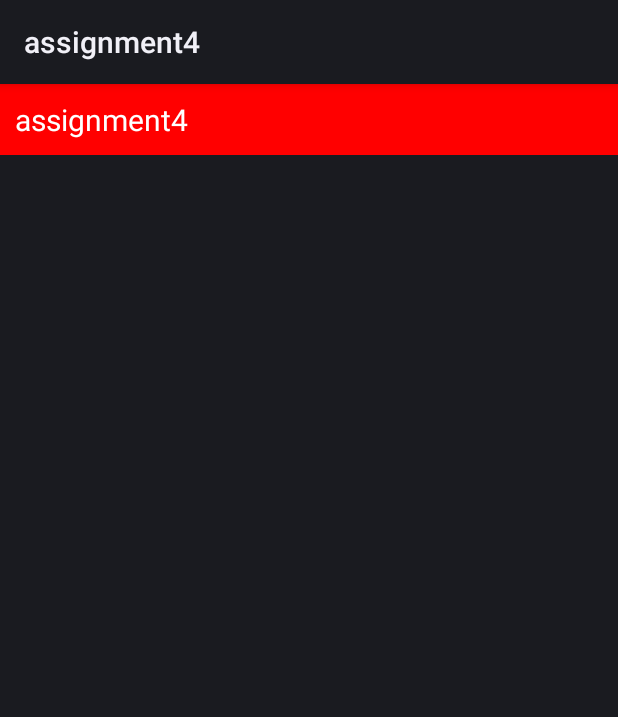
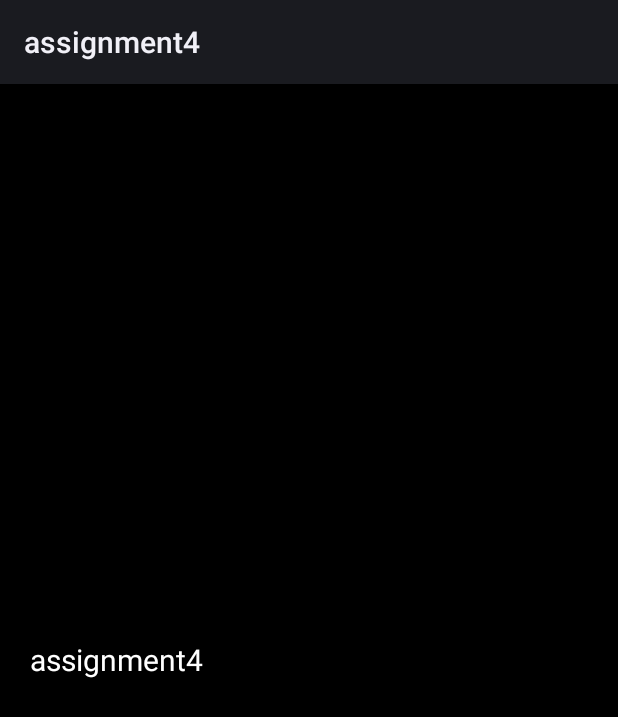
Before and after one commit to yangyulu1114/demo, an Android app: the layout custome_action_bar.xml on its own in the app's theme, with its tools: preview values and no code run, on a phone screen of 412 x 824 dp. Shown: the top 717 px of the screen. Run offline under Robolectric (Android 15) with nearby library versions, the phone set to English and light mode, and no system bars.

```diff
--- a/TuYou/assignment4/src/main/res/layout/activity_main.xml
+++ b/TuYou/assignment4/src/main/res/layout/activity_main.xml
@@ -8,6 +8,7 @@
     tools:context=".MainActivity">
 
     <com.baidu.assignment4.MyView
+        android:id="@+id/title_bar"
         android:layout_width="match_parent"
         android:layout_height="45dp"/>
 
--- a/TuYou/assignment4/src/main/res/layout/custome_action_bar.xml
+++ b/TuYou/assignment4/src/main/res/layout/custome_action_bar.xml
@@ -1,17 +1,16 @@
 <?xml version="1.0" encoding="utf-8"?>
-<LinearLayout xmlns:android="http://schemas.android.com/apk/res/android"
+<FrameLayout xmlns:android="http://schemas.android.com/apk/res/android"
               android:layout_width="match_parent"
-              android:layout_height="wrap_content"
-              android:background="#ff0000"
-              android:orientation="vertical">
+              android:layout_height="match_parent"
+              android:background="#000000">
 
     <TextView
         android:layout_width="wrap_content"
         android:layout_height="wrap_content"
-        android:layout_margin="10dp"
-        android:gravity="center_vertical"
         android:text="assignment4"
+        android:layout_gravity="center_vertical|left"
+        android:layout_marginLeft="20dp"
         android:textColor="#ffffff"
         android:textSize="20sp"/>
 
-</LinearLayout>
+</FrameLayout>
```
Also changed, not shown: TuYou/assignment4/src/main/java/com/baidu/assignment4/MainActivity.java (+69 -0 lines), TuYou/assignment4/src/main/java/com/baidu/assignment4/MyView.java (+3 -17 lines).
